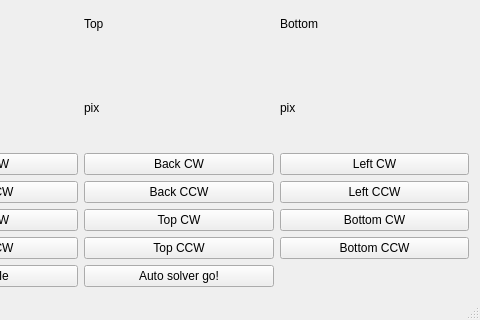
Qt form mainwindow.ui (sharnrock/CubeSolver) before a commit; both pictures show x 122 to 602 and y 212 to 532 of the 602 by 532 pixel window.
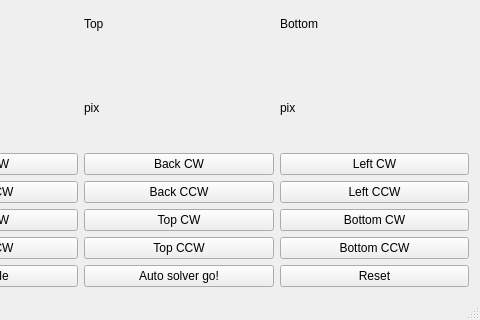
The same form after that commit.

Diff of the .ui file:
```diff
--- a/mainwindow.ui
+++ b/mainwindow.ui
@@ -197,6 +197,13 @@
       </property>
      </widget>
     </item>
+    <item row="8" column="2">
+     <widget class="QPushButton" name="but_reset">
+      <property name="text">
+       <string>Reset</string>
+      </property>
+     </widget>
+    </item>
    </layout>
   </widget>
   <widget class="QMenuBar" name="menuBar">
```
